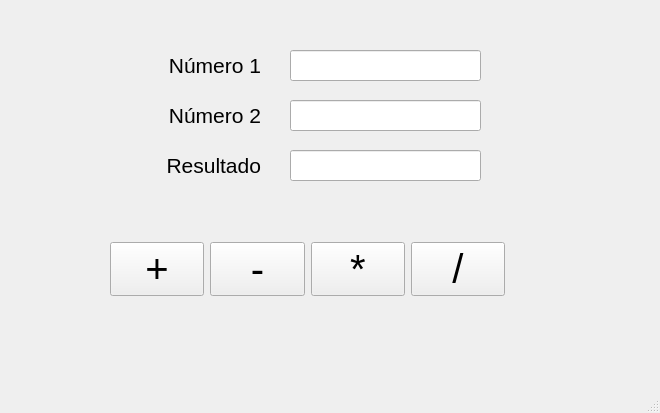
fernandojsmelo/Curso-Logica-Programacao-, file QT_Creator/ExercicioCalculadora/mainwindow.ui: the form before one commit.
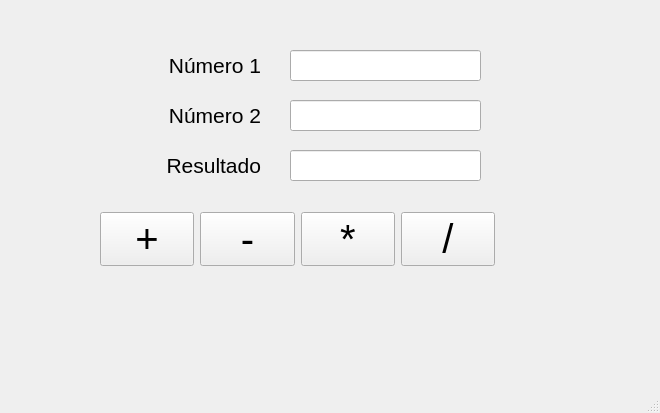
The form after the commit.

Commit message: Gt Creator Aula 138. Exercício Calculadora parte 2

The edit to the form file:
```diff
--- a/QT_Creator/ExercicioCalculadora/mainwindow.ui
+++ b/QT_Creator/ExercicioCalculadora/mainwindow.ui
@@ -98,11 +98,11 @@
      <string>&lt;html&gt;&lt;head/&gt;&lt;body&gt;&lt;p align=&quot;right&quot;&gt;&lt;span style=&quot; font-size:16pt;&quot;&gt;Resultado&lt;/span&gt;&lt;/p&gt;&lt;/body&gt;&lt;/html&gt;</string>
     </property>
    </widget>
-   <widget class="QWidget" name="">
+   <widget class="QWidget" name="layoutWidget">
     <property name="geometry">
      <rect>
-      <x>110</x>
-      <y>230</y>
+      <x>100</x>
+      <y>200</y>
       <width>395</width>
       <height>78</height>
      </rect>
```
Left out of the diff: 10 changed lines with no effect on the pictures.
